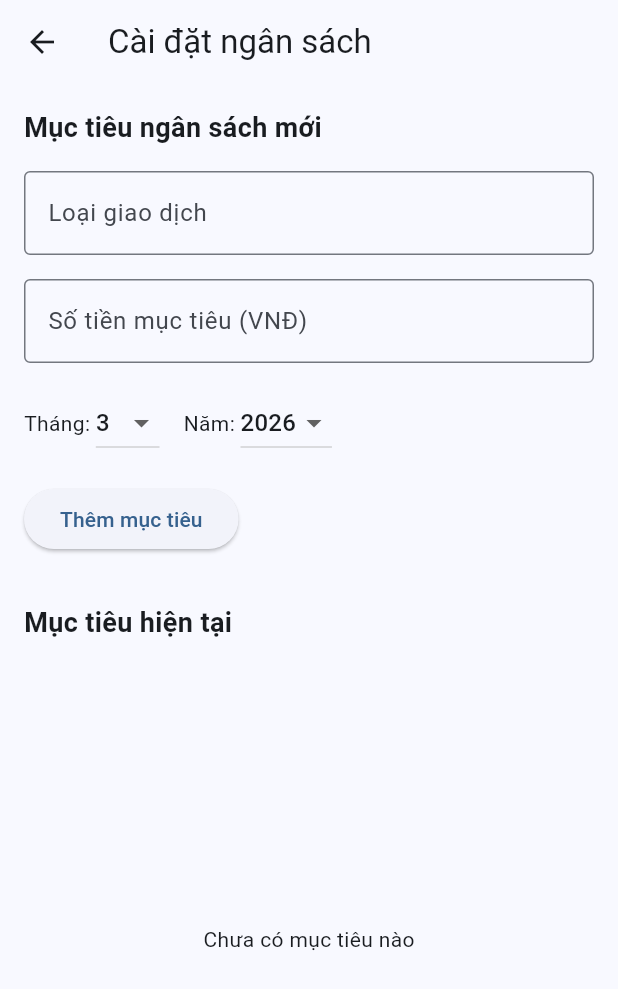
After one commit to Le-Phu-Vinh/App_QLCT, a Flutter app: the BudgetSettingsScreen screen opened directly, on a phone screen of 412 x 824 dp. The commit adds this screen. Shown: the top 989 px of the screen. Run offline on Flutter 3.47's test engine with Material 3 defaults, Android fonts, the phone set to English and light mode, and no system bars; our stand-ins replace fl_chart, flutter_local_notifications, image_cropper, image_picker, shared_preferences, supabase_flutter; missing offline and left inert: mobile_scanner; accounts and stored records are empty.

Commit message:
update chuc nang canh bao chi tieu

```diff
--- a/da_cs2/lib/main.dart
+++ b/da_cs2/lib/main.dart
@@ -1,5 +1,6 @@
 import 'package:flutter/material.dart';
 import 'package:supabase_flutter/supabase_flutter.dart';
+import 'logic/services/budget_alert_service.dart';
 import 'presentation/screens/login_screen.dart';
 import 'presentation/screens/home_screen.dart';
 
@@ -16,6 +17,9 @@ void main() async {
       authFlowType: AuthFlowType.pkce,
     ),
   );
+
+  // Khởi tạo Budget Alert Service
+  await BudgetAlertService().initialize();
 
   runApp(const MyApp());
 }
--- /dev/null
+++ b/da_cs2/lib/models/budget_goal.dart
@@ -0,0 +1,39 @@
+class BudgetGoal {
+  BudgetGoal({
+    required this.id,
+    required this.userId,
+    required this.category,
+    required this.targetAmount,
+    required this.month,
+    required this.year,
+  });
+
+  final String id;
+  final String userId;
+  final String category; // Loại giao dịch, ví dụ: "Ăn uống", "Di chuyển", etc.
+  final num targetAmount;
+  final int month; // 1-12
+  final int year;
+
+  Map<String, dynamic> toJson() {
+    return {
+      'id': id,
+      'user_id': userId,
+      'category': category,
+      'target_amount': targetAmount,
+      'month': month,
+      'year': year,
+    };
+  }
+
+  factory BudgetGoal.fromJson(Map<String, dynamic> json) {
+    return BudgetGoal(
+      id: json['id'],
+      userId: json['user_id'],
+      category: json['category'],
+      targetAmount: json['target_amount'],
+      month: json['month'],
+      year: json['year'],
+    );
+  }
+}
--- /dev/null
+++ b/da_cs2/lib/presentation/screens/budget_settings_screen.dart
@@ -0,0 +1,206 @@
+import 'package:flutter/material.dart';
+import '../../logic/providers/budget_goal_provider.dart';
+import '../../logic/services/auth_service.dart';
+import '../../models/budget_goal.dart';
+
+class BudgetSettingsScreen extends StatefulWidget {
+  const BudgetSettingsScreen({super.key});
+
+  @override
+  State<BudgetSettingsScreen> createState() => _BudgetSettingsScreenState();
+}
+
+class _BudgetSettingsScreenState extends State<BudgetSettingsScreen> {
+  final _budgetProvider = BudgetGoalProvider();
+  final _authService = AuthService();
+
+  final _categoryController = TextEditingController();
+  final _amountController = TextEditingController();
+
+  int _selectedMonth = DateTime.now().month;
+  int _selectedYear = DateTime.now().year;
+
+  @override
+  void dispose() {
+    _categoryController.dispose();
+    _amountController.dispose();
+    super.dispose();
+  }
+
+  @override
+  Widget build(BuildContext context) {
+    final userId = _authService.getCurrentUser()?.id;
+
+    return Scaffold(
+      appBar: AppBar(title: const Text('Cài đặt ngân sách')),
+      body: Padding(
+        padding: const EdgeInsets.all(16.0),
+        child: Column(
+          crossAxisAlignment: CrossAxisAlignment.start,
+          children: [
+            const Text(
+              'Mục tiêu ngân sách mới',
+              style: TextStyle(fontSize: 18, fontWeight: FontWeight.bold),
+            ),
+            const SizedBox(height: 16),
+            TextField(
+              controller: _categoryController,
+              decoration: const InputDecoration(
+                labelText: 'Loại giao dịch',
+                hintText: 'Ví dụ: Ăn uống, Di chuyển, Mua sắm',
+                border: OutlineInputBorder(),
+              ),
+            ),
+            const SizedBox(height: 16),
+            TextField(
+              controller: _amountController,
+              decoration: const InputDecoration(
+                labelText: 'Số tiền mục tiêu (VNĐ)',
+                border: OutlineInputBorder(),
+              ),
+              keyboardType: TextInputType.number,
+            ),
+            const SizedBox(height: 16),
+            Row(
+              children: [
+                const Text('Tháng: '),
+                DropdownButton<int>(
+                  value: _selectedMonth,
+                  items: List.generate(12, (index) {
+                    final month = index + 1;
+                    return DropdownMenuItem(
+                      value: month,
+                      child: Text(month.toString()),
+                    );
+                  }),
+                  onChanged: (value) {
+                    if (value != null) {
+                      setState(() => _selectedMonth = value);
+                    }
+                  },
+                ),
+                const SizedBox(width: 16),
+                const Text('Năm: '),
+                DropdownButton<int>(
+                  value: _selectedYear,
+                  items: List.generate(5, (index) {
+                    final year = DateTime.now().year + index;
+                    return DropdownMenuItem(
+                      value: year,
+                      child: Text(year.toString()),
+                    );
+                  }),
+                  onChanged: (value) {
+                    if (value != null) {
+                      setState(() => _selectedYear = value);
+                    }
+                  },
+                ),
+              ],
+            ),
+            const SizedBox(height: 16),
+            ElevatedButton(
+              onPressed: () => _addBudgetGoal(userId),
+              child: const Text('Thêm mục tiêu'),
+            ),
+            const SizedBox(height: 32),
+            const Text(
+              'Mục tiêu hiện tại',
+              style: TextStyle(fontSize: 18, fontWeight: FontWeight.bold),
+            ),
+            const SizedBox(height: 16),
+            Expanded(
+              child: StreamBuilder<List<BudgetGoal>>(
+                stream: _budgetProvider.getBudgetGoalsStream(userId),
+                builder: (context, snapshot) {
+                  if (snapshot.connectionState == ConnectionState.waiting) {
+                    return const Center(child: CircularProgressIndicator());
+                  }
+
+                  if (!snapshot.hasData || snapshot.data!.isEmpty) {
+                    return const Center(child: Text('Chưa có mục tiêu nào'));
+                  }
+
+                  return ListView.builder(
+                    itemCount: snapshot.data!.length,
+                    itemBuilder: (context, index) {
+                      final goal = snapshot.data![index];
+                      return Card(
+                        child: ListTile(
+                          title: Text(goal.category),
+                          subtitle: Text(
+                            'Mục tiêu: ${goal.targetAmount.toStringAsFixed(0)} VNĐ - ${goal.month}/${goal.year}',
+                          ),
+                          trailing: IconButton(
+                            icon: const Icon(Icons.delete),
+                            onPressed: () => _deleteBudgetGoal(goal.id),
+                          ),
+                        ),
+                      );
+                    },
+                  );
+                },
+              ),
+            ),
+          ],
+        ),
+      ),
+    );
+  }
+
+  Future<void> _addBudgetGoal(String? userId) async {
+    if (userId == null) return;
+
+    final category = _categoryController.text.trim();
+    final amountText = _amountController.text.trim();
+
+    if (category.isEmpty || amountText.isEmpty) {
+      ScaffoldMessenger.of(context).showSnackBar(
+        const SnackBar(content: Text('Vui lòng điền đầy đủ thông tin')),
+      );
+      return;
+    }
+
+    final amount = num.tryParse(amountText);
+    if (amount == null || amount <= 0) {
+      ScaffoldMessenger.of(
+        context,
+      ).showSnackBar(const SnackBar(content: Text('Số tiền không hợp lệ')));
+      return;
+    }
+
+    try {
+      await _budgetProvider.createBudgetGoal(
+        userId: userId,
+        category: category,
+        targetAmount: amount,
+        month: _selectedMonth,
+        year: _selectedYear,
+      );
+
+      _categoryController.clear();
+      _amountController.clear();
+
+      ScaffoldMessenger.of(context).showSnackBar(
+        const SnackBar(content: Text('Đã thêm mục tiêu ngân sách')),
+      );
+    } catch (e) {
+      ScaffoldMessenger.of(
+        context,
+      ).showSnackBar(SnackBar(content: Text('Lỗi: $e')));
+    }
+  }
+
+  Future<void> _deleteBudgetGoal(String goalId) async {
+    try {
+      await _budgetProvider.deleteBudgetGoal(goalId);
+      ScaffoldMessenger.of(
+        context,
+      ).showSnackBar(const SnackBar(content: Text('Đã xóa mục tiêu')));
+    } catch (e) {
+      ScaffoldMessenger.of(
+        context,
+      ).showSnackBar(SnackBar(content: Text('Lỗi: $e')));
+    }
+  }
+}
--- a/da_cs2/lib/utils/constants.dart
+++ b/da_cs2/lib/utils/constants.dart
@@ -23,4 +23,5 @@ class AppConstants {
   static const String transactionsTable = 'transactions';
   static const String profilesTable = 'profiles';
   static const String notificationsTable = 'notifications';
+  static const String budgetGoalsTable = 'budget_goals';
 }
--- a/da_cs2/pubspec.yaml
+++ b/da_cs2/pubspec.yaml
@@ -51,6 +51,9 @@ dependencies:
   image_picker: ^1.0.4
   image_cropper: ^11.0.0
 
+  # local notifications
+  flutter_local_notifications: ^18.0.1
+
 dev_dependencies:
   flutter_test:
     sdk: flutter
```
Also changed, not shown: da_cs2/lib/logic/providers/budget_goal_provider.dart (added, +111 -0 lines), da_cs2/lib/logic/services/budget_alert_service.dart (added, +89 -0 lines), da_cs2/lib/presentation/screens/home_screen.dart (+84 -0 lines), da_cs2/pubspec.lock, 7 other files.
